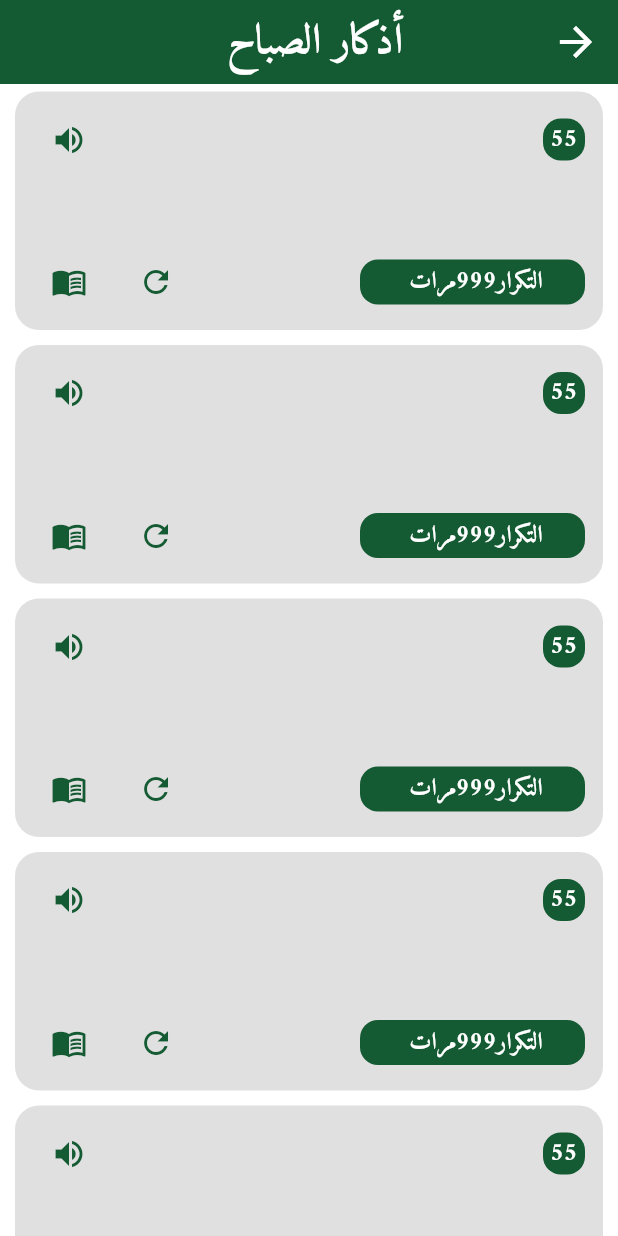
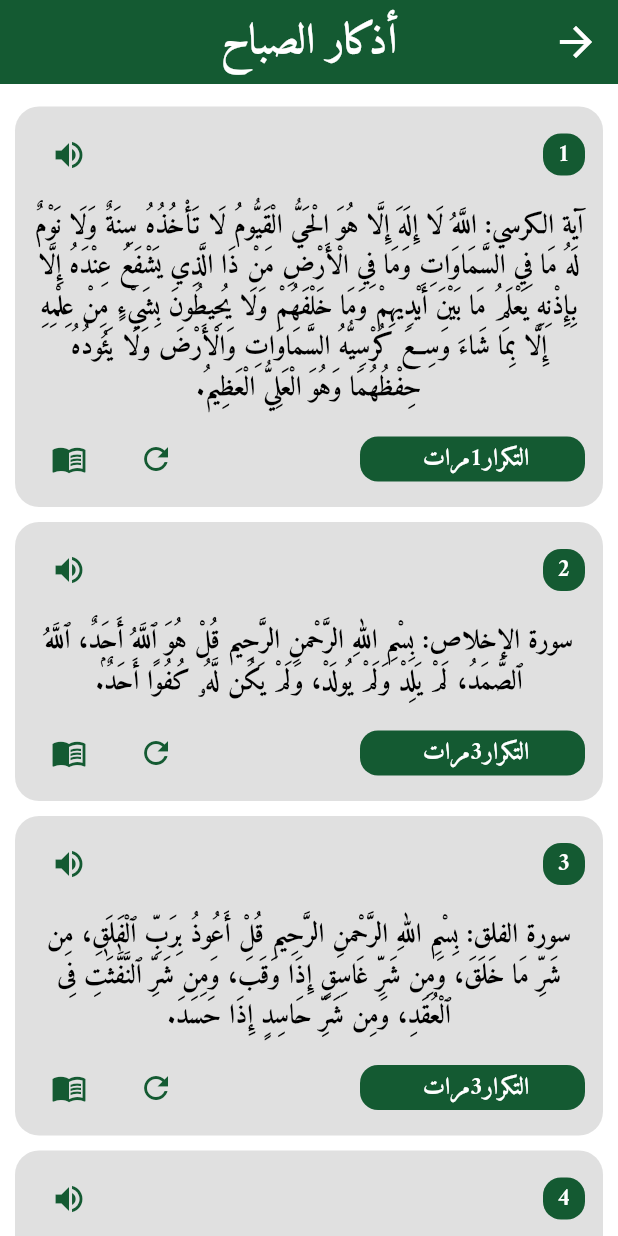
Before and after one commit to hassannwesh/al_rafiq_app, a Flutter app: the AzkarView screen opened by its route, after a tap on "أذكار الصباح", on a phone screen of 412 x 824 dp. Run offline on Flutter 3.47's test engine with Material 3 defaults, Android fonts, the phone set to English and light mode, and no system bars; our stand-ins replace adhan, equatable, flutter_animate, flutter_bloc, geolocator, go_router and 1 more; accounts and stored records are empty.

Commit message:
feat: add Azkar details feature including data, model, repository, cubit, and views.

```diff
--- /dev/null
+++ b/assets/data/after_prayer_azkar.json
@@ -0,0 +1,7 @@
+[
+    {
+        "dhikr": "أَسْتَغْفِرُ اللهَ (ثَلاثاً) اللَّهُمَّ أَنْتَ السَّلامُ وَمِنْكَ السَّلامُ، تَبَارَكْتَ يَا ذَا الجَلالِ وَالإِكْرامِ.",
+        "repetitionCount": 1,
+        "virtue": "يقال بعد التسليم من الصلاة."
+    }
+]
--- /dev/null
+++ b/assets/data/food_azkar.json
@@ -0,0 +1,7 @@
+[
+    {
+        "dhikr": "بِسْمِ اللهِ.",
+        "repetitionCount": 1,
+        "virtue": "إذا نسي أن يذكر اسم الله في أوله فليقل: بِسْمِ اللهِ فِي أَوَّلِهِ وَآخِرِهِ."
+    }
+]
--- /dev/null
+++ b/assets/data/hajj_umrah_azkar.json
@@ -0,0 +1,7 @@
+[
+    {
+        "dhikr": "لَبَّيْكَ اللَّهُمَّ لَبَّيْكَ، لَبَّيْكَ لاَ شَرِيكَ لَكَ لَبَّيْكَ، إِنَّ الْحَمْدَ، وَالنِّعْمَةَ، لَكَ وَالْمُلْكَ، لاَ شَرِيكَ لَكَ.",
+        "repetitionCount": 1,
+        "virtue": "التلبية."
+    }
+]
--- /dev/null
+++ b/assets/data/home_azkar.json
@@ -0,0 +1,7 @@
+[
+    {
+        "dhikr": "بِسْمِ اللهِ وَلَجْنَا، وَبِسْمِ اللهِ خَرَجْنَا، وَعَلَى رَبِّنَا تَوَكَّلْنَا.",
+        "repetitionCount": 1,
+        "virtue": "دعاء دخول المنزل."
+    }
+]
--- /dev/null
+++ b/assets/data/mosque_azkar.json
@@ -0,0 +1,7 @@
+[
+    {
+        "dhikr": "بِسْمِ اللهِ ، وَالصَّلَاةُ وَالسَّلَامُ عَلَى رَسُولِ اللهِ ، اللَّهُمَّ افْتَحْ لِي أَبْوَابَ رَحْمَتِكَ.",
+        "repetitionCount": 1,
+        "virtue": "دعاء دخول المسجد."
+    }
+]
--- /dev/null
+++ b/assets/data/wakeup_azkar.json
@@ -0,0 +1,7 @@
+[
+    {
+        "dhikr": "الْحَمْدُ للهِ الَّذِي أَحْيَانَا بَعْدَ مَا أَمَاتَنَا وَإِلَيْهِ النُّشُورُ.",
+        "repetitionCount": 1,
+        "virtue": "ذكر الاستيقاظ من النوم."
+    }
+]
--- /dev/null
+++ b/assets/data/wudu_azkar.json
@@ -0,0 +1,7 @@
+[
+    {
+        "dhikr": "أَشْهَدُ أَنْ لَا إِلَهَ إِلَّا اللَّهُ وَحْدَهُ لَا شَرِيكَ لَهُ وَأَشْهَدُ أَنَّ مُحَمَّدًا عَبْدُهُ وَرَسُولُهُ.",
+        "repetitionCount": 1,
+        "virtue": "فتحت له أبواب الجنة الثمانية يدخل من أيها شاء."
+    }
+]
--- a/lib/core/utils/app_router.dart
+++ b/lib/core/utils/app_router.dart
@@ -40,7 +40,11 @@ abstract class AppRouter {
       GoRoute(
         path: kAzkarDetails,
         builder: (context, GoRouterState state) {
-          return const AzkarDetailsView();
+          final extra = state.extra as Map<String, dynamic>;
+          return AzkarDetailsView(
+            title: extra['title'] as String,
+            category: extra['category'] as String,
+          );
         },
       ),
     ],
--- /dev/null
+++ b/lib/feature/home/data/models/azkar_model.dart
@@ -0,0 +1,24 @@
+import 'package:equatable/equatable.dart';
+
+class AzkarModel extends Equatable {
+  final String dhikr;
+  final int repetitionCount;
+  final String virtue;
+
+  const AzkarModel({
+    required this.dhikr,
+    required this.repetitionCount,
+    required this.virtue,
+  });
+
+  factory AzkarModel.fromJson(Map<String, dynamic> json) {
+    return AzkarModel(
+      dhikr: json['dhikr'] as String,
+      repetitionCount: json['repetitionCount'] as int,
+      virtue: json['virtue'] as String,
+    );
+  }
+
+  @override
+  List<Object?> get props => [dhikr, repetitionCount, virtue];
+}
--- /dev/null
+++ b/lib/feature/home/data/repos/azkar_repo.dart
@@ -0,0 +1,5 @@
+import 'package:al_rafiq/feature/home/data/models/azkar_model.dart';
+
+abstract class AzkarRepo {
+  Future<List<AzkarModel>> getAzkar(String category);
+}
--- /dev/null
+++ b/lib/feature/home/data/repos/azkar_repo_impl.dart
@@ -0,0 +1,19 @@
+import 'dart:convert';
+import 'package:al_rafiq/feature/home/data/models/azkar_model.dart';
+import 'package:al_rafiq/feature/home/data/repos/azkar_repo.dart';
+import 'package:flutter/services.dart';
+
+class AzkarRepoImpl implements AzkarRepo {
+  @override
+  Future<List<AzkarModel>> getAzkar(String category) async {
+    try {
+      final String response = await rootBundle.loadString(
+        'assets/data/$category.json',
+      );
+      final List<dynamic> data = json.decode(response);
+      return data.map((json) => AzkarModel.fromJson(json)).toList();
+    } catch (e) {
+      throw Exception('Failed to load Azkar: $e');
+    }
+  }
+}
--- /dev/null
+++ b/lib/feature/home/presentation/manager/azkar_cubit/azkar_cubit.dart
@@ -0,0 +1,19 @@
+import 'package:al_rafiq/feature/home/data/repos/azkar_repo.dart';
+import 'package:al_rafiq/feature/home/presentation/manager/azkar_cubit/azkar_state.dart';
+import 'package:flutter_bloc/flutter_bloc.dart';
+
+class AzkarCubit extends Cubit<AzkarState> {
+  AzkarCubit(this.azkarRepo) : super(AzkarInitial());
+
+  final AzkarRepo azkarRepo;
+
+  Future<void> fetchAzkar(String category) async {
+    emit(AzkarLoading());
+    try {
+      final azkar = await azkarRepo.getAzkar(category);
+      emit(AzkarSuccess(azkar));
+    } catch (e) {
+      emit(AzkarFailure(e.toString()));
+    }
+  }
+}
--- /dev/null
+++ b/lib/feature/home/presentation/manager/azkar_cubit/azkar_state.dart
@@ -0,0 +1,31 @@
+import 'package:al_rafiq/feature/home/data/models/azkar_model.dart';
+import 'package:equatable/equatable.dart';
+
+abstract class AzkarState extends Equatable {
+  const AzkarState();
+
+  @override
+  List<Object> get props => [];
+}
+
+class AzkarInitial extends AzkarState {}
+
+class AzkarLoading extends AzkarState {}
+
+class AzkarSuccess extends AzkarState {
+  final List<AzkarModel> azkar;
+
+  const AzkarSuccess(this.azkar);
+
+  @override
+  List<Object> get props => [azkar];
+}
+
+class AzkarFailure extends AzkarState {
+  final String errMessage;
+
+  const AzkarFailure(this.errMessage);
+
+  @override
+  List<Object> get props => [errMessage];
+}
--- a/lib/feature/home/presentation/views/Sections/views/azkar_details_view.dart
+++ b/lib/feature/home/presentation/views/Sections/views/azkar_details_view.dart
@@ -1,17 +1,30 @@
+import 'package:al_rafiq/feature/home/data/repos/azkar_repo_impl.dart';
+import 'package:al_rafiq/feature/home/presentation/manager/azkar_cubit/azkar_cubit.dart';
 import 'package:al_rafiq/feature/home/presentation/views/Sections/views/widgets/azkar_details_view_body.dart';
 import 'package:flutter/material.dart';
+import 'package:flutter_bloc/flutter_bloc.dart';
 
 class AzkarDetailsView extends StatelessWidget {
-  const AzkarDetailsView({super.key});
+  const AzkarDetailsView({
+    super.key,
+    required this.category,
+    required this.title,
+  });
+
+  final String category;
+  final String title;
 
   @override
   Widget build(BuildContext context) {
-    return Scaffold(
-      appBar: AppBar(
-        centerTitle: true,
-        title: Text('أذكار الصباح ', style: TextStyle(fontSize: 28)),
+    return BlocProvider(
+      create: (context) => AzkarCubit(AzkarRepoImpl())..fetchAzkar(category),
+      child: Scaffold(
+        appBar: AppBar(
+          centerTitle: true,
+          title: Text(title, style: const TextStyle(fontSize: 28)),
+        ),
+        body: const AzkarDetailsViewBody(),
       ),
-      body:AzkarDetailsViewBody() ,
     );
   }
 }
--- a/lib/feature/home/presentation/views/Sections/views/widgets/azkar_details_view_body.dart
+++ b/lib/feature/home/presentation/views/Sections/views/widgets/azkar_details_view_body.dart
@@ -1,26 +1,42 @@
+import 'package:al_rafiq/feature/home/presentation/manager/azkar_cubit/azkar_cubit.dart';
+import 'package:al_rafiq/feature/home/presentation/manager/azkar_cubit/azkar_state.dart';
 import 'package:al_rafiq/feature/home/presentation/views/Sections/views/widgets/zkar_card.dart';
 import 'package:flutter/material.dart';
+import 'package:flutter_bloc/flutter_bloc.dart';
 
 class AzkarDetailsViewBody extends StatelessWidget {
   const AzkarDetailsViewBody({super.key});
 
   @override
   Widget build(BuildContext context) {
+    return BlocBuilder<AzkarCubit, AzkarState>(
+      builder: (context, state) {
+        if (state is AzkarSuccess) {
           return ListView.builder(
-      shrinkWrap: true,
+            padding: const EdgeInsets.symmetric(vertical: 10),
+            itemCount: state.azkar.length,
             itemBuilder: (context, index) {
+              final azkar = state.azkar[index];
               return Padding(
-          padding: EdgeInsets.symmetric(horizontal: 10, vertical: 5),
-          child: SizedBox(
+                padding: const EdgeInsets.symmetric(
+                  horizontal: 10,
+                  vertical: 5,
+                ),
                 child: ZkarCard(
-              zkarText: '',
-              explanationZkar: '',
-              zkarNum: '55',
-              numOfRepetitions: '999',
-            ),
+                  zkarText: azkar.dhikr,
+                  explanationZkar: azkar.virtue,
+                  zkarNum: (index + 1).toString(),
+                  numOfRepetitions: azkar.repetitionCount.toString(),
                 ),
               );
             },
           );
+        } else if (state is AzkarFailure) {
+          return Center(child: Text(state.errMessage));
+        } else {
+          return const Center(child: CircularProgressIndicator());
+        }
+      },
+    );
   }
 }
--- a/lib/feature/home/presentation/views/Sections/views/widgets/custom_list_view_azkar.dart
+++ b/lib/feature/home/presentation/views/Sections/views/widgets/custom_list_view_azkar.dart
@@ -1,4 +1,5 @@
 import 'package:al_rafiq/feature/home/presentation/views/Sections/views/widgets/zkar_item.dart';
+
 import 'package:flutter/material.dart';
 import 'package:go_router/go_router.dart';
 
@@ -7,49 +8,57 @@ class CustomListViewAzkar extends StatelessWidget {
   final List<Map<String, dynamic>> azkarList = [
     {
       "text": "أذكار الصباح",
-      "route": "/azkardetails",
+      "filename": "morning_azkar",
       "icon": Icons.wb_sunny_rounded,
     },
     {
       "text": "أذكار المساء",
-      "route": "/eveningAzkar",
+      "filename": "evening_azkar",
       "icon": Icons.nights_stay_rounded,
     },
-    {"text": "أذكار النوم", "route": "/sleepAzkar", "icon": Icons.bed_rounded},
+    {
+      "text": "أذكار النوم",
+      "filename": "sleep_azkar",
+      "icon": Icons.bed_rounded,
+    },
     {
       "text": "أذكار المسجد",
-      "route": "/mosqueAzkar",
+      "filename": "mosque_azkar",
       "icon": Icons.mosque_rounded,
     },
     {
       "text": "أذكار الوضوء",
-      "route": "/wuduAzkar",
+      "filename": "wudu_azkar",
       "icon": Icons.water_drop_rounded,
     },
     {
       "text": "أذكار الطعام",
-      "route": "/foodAzkar",
+      "filename": "food_azkar",
       "icon": Icons.restaurant_rounded,
     },
     {
       "text": "أذكار الاستيقاظ",
-      "route": "/wakeupAzkar",
+      "filename": "wakeup_azkar",
       "icon": Icons.alarm_rounded,
     },
-    {"text": "أذكار المنزل", "route": "/homeAzkar", "icon": Icons.home_rounded},
+    {
+      "text": "أذكار المنزل",
+      "filename": "home_azkar",
+      "icon": Icons.home_rounded,
+    },
     {
       "text": "أذكار بعد الصلاة",
-      "route": "/afterPrayerAzkar",
+      "filename": "after_prayer_azkar",
       "icon": Icons.front_hand_rounded,
     },
     {
       "text": "أذكار الأذان",
-      "route": "/adhanAzkar",
+      "filename": "adhan_azkar",
       "icon": Icons.volume_up_rounded,
     },
     {
       "text": "أذكار الحج والعمرة",
-      "route": "/hajjUmrahAzkar",
+      "filename": "hajj_umrah_azkar",
       "icon": Icons.airplanemode_active_rounded,
     },
   ];
@@ -65,7 +74,10 @@ class CustomListViewAzkar extends StatelessWidget {
           text: azkar["text"] as String,
           icon: azkar["icon"] as IconData,
           onTap: () {
-            GoRouter.of(context).push(azkar["route"] as String);
+            GoRouter.of(context).push(
+              '/azkardetails',
+              extra: {'title': azkar["text"], 'category': azkar["filename"]},
+            );
           },
         );
       },
--- a/pubspec.yaml
+++ b/pubspec.yaml
@@ -60,6 +60,7 @@ flutter:
   # To add assets to your application, add an assets section, like this:
   assets:
     - assets/images/
+    - assets/data/
   # An image asset can refer to one or more resolution-specific "variants", see
   # https://flutter.dev/to/resolution-aware-images
   # For details regarding adding assets from package dependencies, see
```
Also changed, not shown: assets/data/adhan_azkar.json (added, +7 -0 lines), assets/data/evening_azkar.json (added, +7 -0 lines), assets/data/sleep_azkar.json (added, +7 -0 lines). Lines whose indentation alone changed are shown as unchanged.
